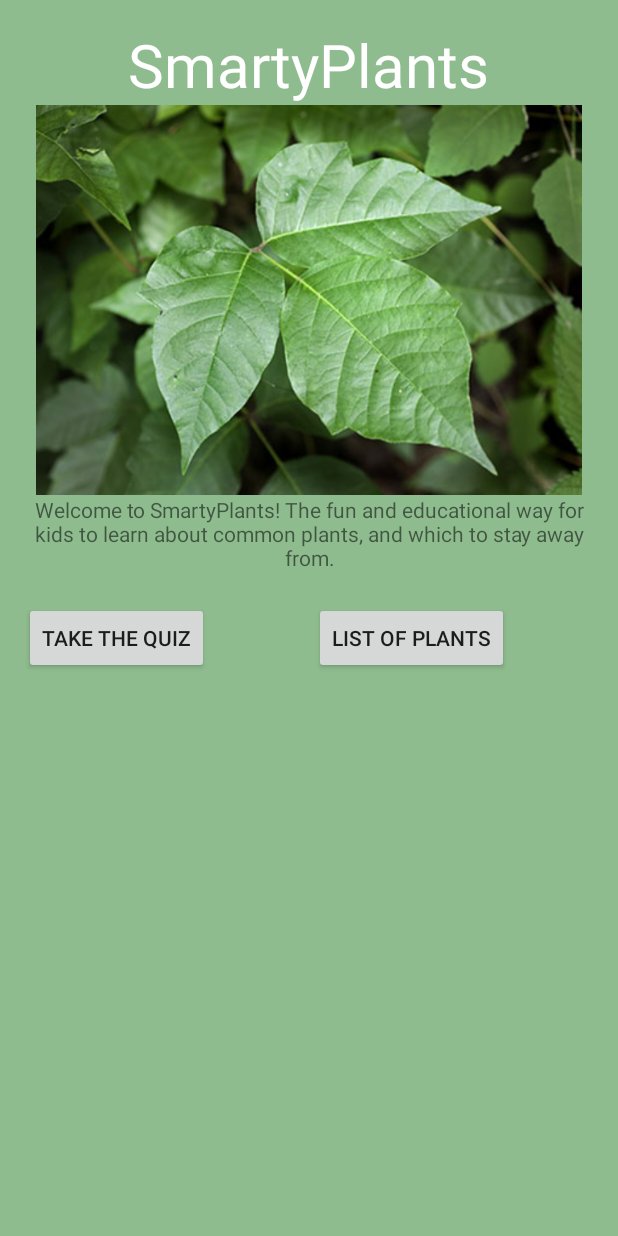
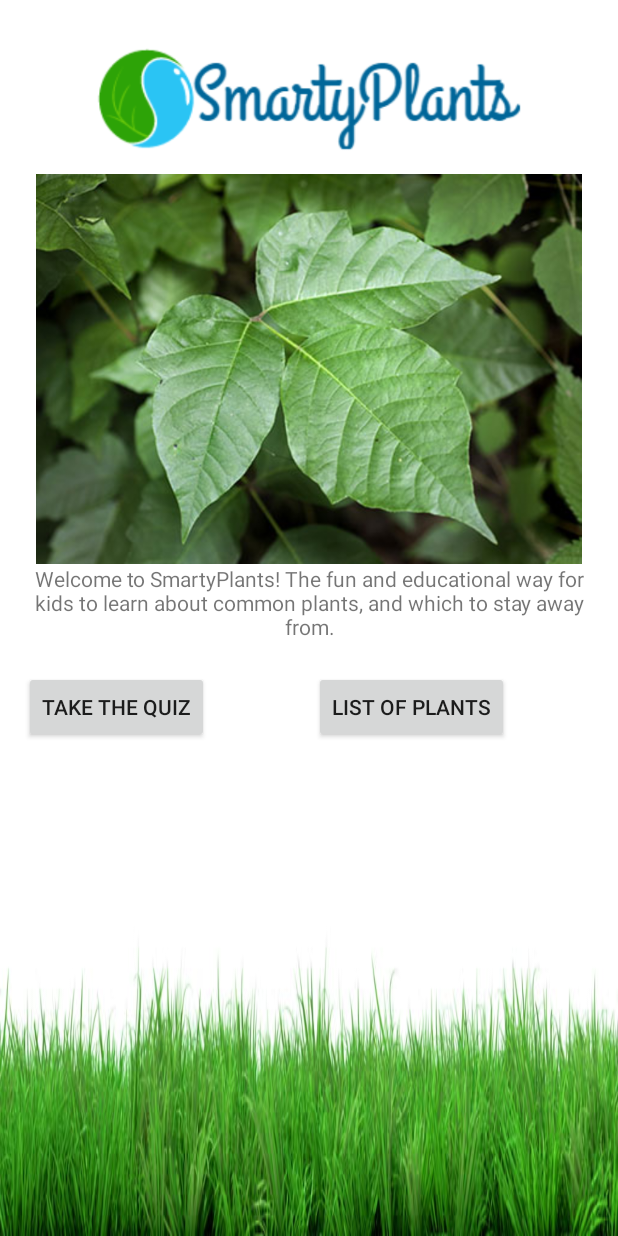
Before and after one commit to SmartyPlantsMC/SmartyPlants, an Android app: the screen it shows after launch (MainActivity), on a phone screen of 412 x 824 dp. Run offline under Robolectric (Android 15) with nearby library versions, the phone set to English and light mode, and no system bars; our stand-ins replace AdMob.

Commit message:
BackgroundChange and Logo

```diff
--- a/app/src/main/res/layout/activity_list_of_plants.xml
+++ b/app/src/main/res/layout/activity_list_of_plants.xml
@@ -10,7 +10,7 @@
     android:paddingTop="@dimen/activity_vertical_margin"
     android:layout_width="match_parent"
     android:layout_height="match_parent"
-    android:background="@color/SeaGreen"
+    android:background="@drawable/backgroundma"
     tools:context="com.example.denis.smartyplants.ListOfPlants">
 
 
--- a/app/src/main/res/layout/activity_main.xml
+++ b/app/src/main/res/layout/activity_main.xml
@@ -9,19 +9,20 @@
     android:paddingLeft="@dimen/activity_horizontal_margin"
     android:paddingRight="@dimen/activity_horizontal_margin"
     android:paddingTop="@dimen/activity_vertical_margin"
-    android:background="@color/SeaGreen"
+
+    android:background="@drawable/backgroundma"
     tools:context="com.example.denis.smartyplants.MainActivity">
     <LinearLayout
         android:layout_width="wrap_content"
         android:layout_height="wrap_content"
         android:orientation="vertical">
-        <TextView
-            android:layout_width="wrap_content"
-            android:layout_height="wrap_content"
+        <ImageView
+            android:layout_width="300dp"
+            android:layout_height="100dp"
             android:layout_gravity="center"
-            android:text="@string/SmartyPlants"
+            android:src="@drawable/logo"
             android:textColor="@color/White"
-            android:textSize="40dp"
+
             />
 <ImageView
     android:layout_width="match_parent"
--- a/app/src/main/res/layout/activity_more_info.xml
+++ b/app/src/main/res/layout/activity_more_info.xml
@@ -9,7 +9,7 @@
     android:paddingRight="@dimen/activity_horizontal_margin"
     android:paddingTop="@dimen/activity_vertical_margin"
     android:orientation="vertical"
-    android:background="@color/SeaGreen"
+    android:background="@drawable/backgroundma"
     tools:context="com.example.denis.smartyplants.MoreInfo">
 
 
@@ -52,12 +52,14 @@
             android:id="@+id/MoreInfo_Home"
             android:layout_width="150dp"
             android:layout_height="wrap_content"
+            android:onClick="goToHomePage"
             android:text="Home Page" />
 
         <Button
             android:id="@+id/MoreInfo_Back"
             android:layout_width="150dp"
             android:layout_height="wrap_content"
+            android:onClick="goToPlantPage"
             android:text="Back" />
 
     </LinearLayout>
--- a/app/src/main/res/layout/activity_plant_page.xml
+++ b/app/src/main/res/layout/activity_plant_page.xml
@@ -9,7 +9,7 @@
     android:paddingRight="@dimen/activity_horizontal_margin"
     android:paddingTop="@dimen/activity_vertical_margin"
     android:orientation="vertical"
-    android:background="@color/SeaGreen"
+    android:background="@drawable/backgroundma"
     tools:context="com.example.denis.smartyplants.PlantPage">
     <TextView
         android:layout_width="wrap_content"
--- a/app/src/main/res/layout/activity_quiz.xml
+++ b/app/src/main/res/layout/activity_quiz.xml
@@ -8,7 +8,7 @@
     android:paddingTop="@dimen/activity_vertical_margin"
     android:layout_width="match_parent"
     android:layout_height="match_parent"
-    android:background="@color/SeaGreen"
+    android:background="@drawable/backgroundma"
     tools:context="com.example.denis.smartyplants.Quiz">
 
 <LinearLayout
--- a/app/src/main/res/layout/activity_quiz_results.xml
+++ b/app/src/main/res/layout/activity_quiz_results.xml
@@ -6,7 +6,7 @@
     android:layout_width="match_parent"
     android:layout_height="match_parent"
     android:orientation="vertical"
-    android:background="@color/SeaGreen"
+    android:background="@drawable/backgroundma"
     tools:context="com.example.denis.smartyplants.QuizResults">
     <ImageView
         android:layout_width="wrap_content"
```
Also changed, not shown: app/src/main/java/com/example/denis/smartyplants/MoreInfo.java (+17 -9 lines), app/src/main/res/drawable/backgroundma.jpg (added), app/src/main/res/drawable/logo.png (added).
